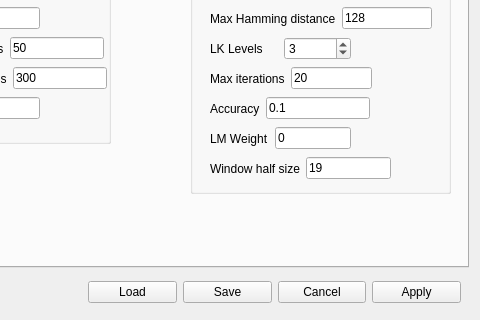
The window that clam/preferences.ui (jonabalzer/r4r) describes before a commit, drawn with Qt 5; both pictures show x 162 to 642 and y 103 to 423 of the 642 by 423 pixel window.
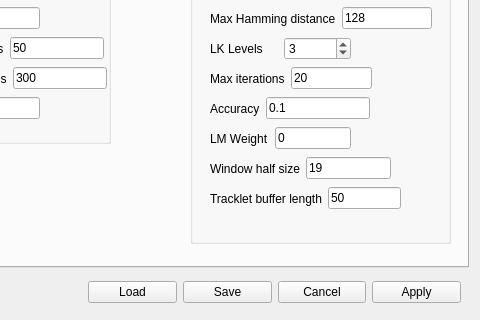
The same window after the commit. The open tabs and pages were chosen to show the change.

The edit to the form file:
```diff
--- a/clam/preferences.ui
+++ b/clam/preferences.ui
@@ -35,7 +35,7 @@
        <x>340</x>
        <y>10</y>
        <width>261</width>
-       <height>251</height>
+       <height>301</height>
       </rect>
      </property>
      <property name="title">
@@ -226,6 +226,32 @@
        </item>
       </layout>
      </widget>
+     <widget class="QWidget" name="horizontalLayoutWidget_29">
+      <property name="geometry">
+       <rect>
+        <x>20</x>
+        <y>240</y>
+        <width>191</width>
+        <height>31</height>
+       </rect>
+      </property>
+      <layout class="QHBoxLayout" name="ringBufferLayout">
+       <item>
+        <widget class="QLabel" name="ringBufferLabel">
+         <property name="text">
+          <string>Tracklet buffer length</string>
+         </property>
+        </widget>
+       </item>
+       <item>
+        <widget class="QLineEdit" name="ringBufferEdit">
+         <property name="text">
+          <string>50</string>
+         </property>
+        </widget>
+       </item>
+      </layout>
+     </widget>
     </widget>
     <widget class="QGroupBox" name="detectorGroupBox">
      <property name="geometry">
```
Left out of the diff: 2 changed lines with no effect on the pictures.
